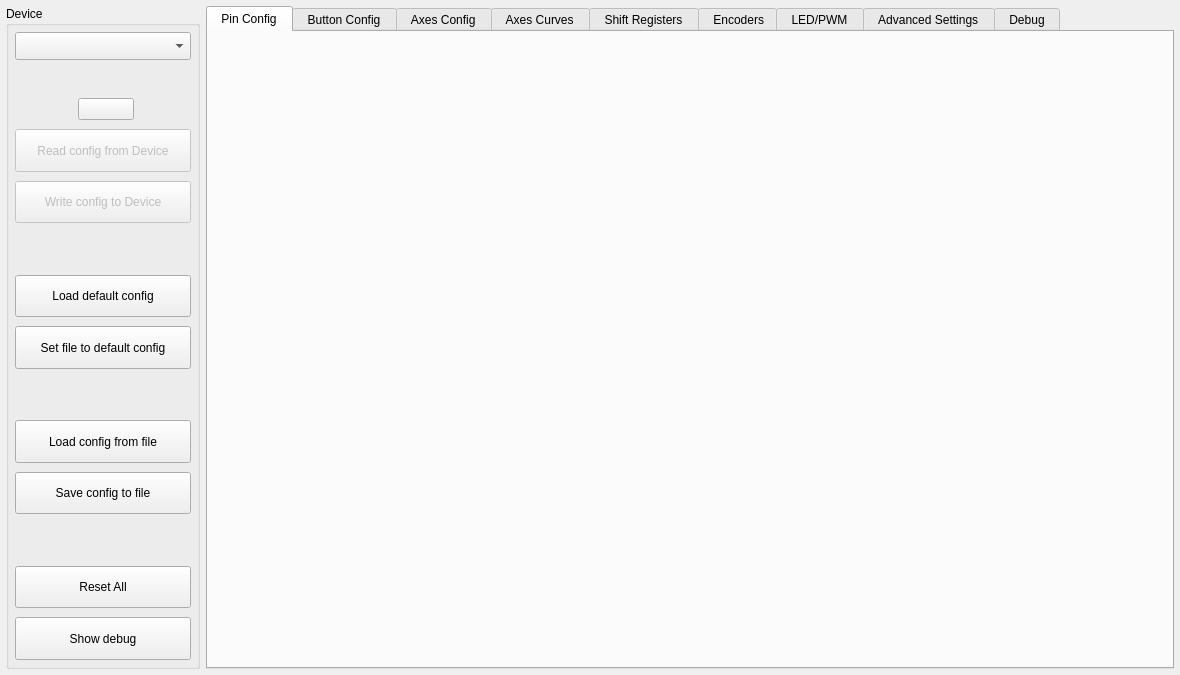
The window that src/mainwindow.ui (FreeJoy-Team/FreeJoyConfiguratorQt) describes before a commit, drawn with Qt 5.
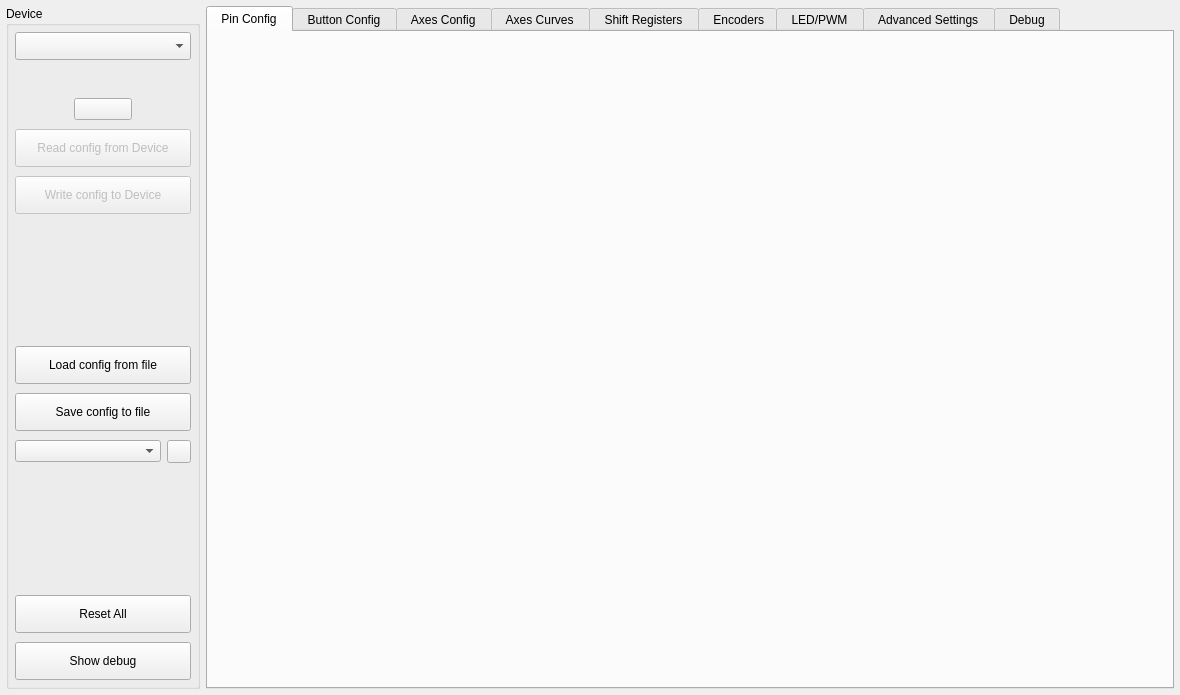
The same window after the commit. Icons and pictures are not drawn. Custom widgets are drawn as their Qt base class.

Commit message:
Redesigned axis curves. Added selection of configs
Update axescurvesconfig.ui

What changed in the file:
```diff
--- a/src/mainwindow.ui
+++ b/src/mainwindow.ui
@@ -7,7 +7,7 @@
     <x>0</x>
     <y>0</y>
     <width>1180</width>
-    <height>675</height>
+    <height>695</height>
    </rect>
   </property>
   <property name="minimumSize">
@@ -265,7 +265,7 @@
       <property name="title">
        <string>Device</string>
       </property>
-      <layout class="QGridLayout" name="gridLayout_7" rowstretch="0,0,0,0,0,0,0,0,0,0,0,0,0,0,0" columnstretch="0,0">
+      <layout class="QGridLayout" name="gridLayout_7" rowstretch="0,0,0,0,0,1,0,0,0,0,1,0,0" columnstretch="0">
        <property name="leftMargin">
         <number>6</number>
        </property>
@@ -284,29 +284,7 @@
        <property name="verticalSpacing">
         <number>9</number>
        </property>
-       <item row="9" column="0" colspan="2">
-        <widget class="QPushButton" name="pushButton_LoadFromFile">
-         <property name="sizePolicy">
-          <sizepolicy hsizetype="Minimum" vsizetype="Expanding">
-           <horstretch>0</horstretch>
-           <verstretch>0</verstretch>
-          </sizepolicy>
-         </property>
-         <property name="minimumSize">
-          <size>
-           <width>165</width>
-           <height>37</height>
-          </size>
-         </property>
-         <property name="styleSheet">
-          <string notr="true">height: 30px;</string>
-         </property>
-         <property name="text">
-          <string>Load config from file</string>
-         </property>
-        </widget>
-       </item>
-       <item row="1" column="0" colspan="2">
+       <item row="1" column="0">
         <widget class="QLabel" name="label_DeviceStatus">
          <property name="minimumSize">
           <size>
@@ -325,21 +303,11 @@
          </property>
         </widget>
        </item>
-       <item row="8" column="1">
-        <spacer name="verticalSpacer_3">
-         <property name="orientation">
-          <enum>Qt::Vertical</enum>
+       <item row="4" column="0">
+        <widget class="QPushButton" name="pushButton_WriteConfig">
+         <property name="enabled">
+          <bool>false</bool>
          </property>
-         <property name="sizeHint" stdset="0">
-          <size>
-           <width>20</width>
-           <height>40</height>
-          </size>
-         </property>
-        </spacer>
-       </item>
-       <item row="11" column="0" colspan="2">
-        <widget class="QPushButton" name="pushButton_SaveToFile">
          <property name="sizePolicy">
           <sizepolicy hsizetype="Minimum" vsizetype="Expanding">
            <horstretch>0</horstretch>
@@ -356,12 +324,12 @@
           <string notr="true">height: 30px;</string>
          </property>
          <property name="text">
-          <string>Save config to file</string>
+          <string>Write config to Device</string>
          </property>
         </widget>
        </item>
-       <item row="13" column="0" colspan="2">
-        <widget class="QPushButton" name="pushButton_ResetAllPins">
+       <item row="6" column="0">
+        <widget class="QPushButton" name="pushButton_LoadFromFile">
          <property name="sizePolicy">
           <sizepolicy hsizetype="Minimum" vsizetype="Expanding">
            <horstretch>0</horstretch>
@@ -378,11 +346,11 @@
           <string notr="true">height: 30px;</string>
          </property>
          <property name="text">
-          <string>Reset All</string>
+          <string>Load config from file</string>
          </property>
         </widget>
        </item>
-       <item row="0" column="0" colspan="2">
+       <item row="0" column="0">
         <widget class="CenteredCBox" name="comboBox_HidDeviceList">
          <property name="minimumSize">
           <size>
@@ -395,20 +363,29 @@
          </property>
         </widget>
        </item>
-       <item row="12" column="1">
-        <spacer name="verticalSpacer_2">
-         <property name="orientation">
-          <enum>Qt::Vertical</enum>
+       <item row="8" column="0">
+        <widget class="QPushButton" name="pushButton_SaveToFile">
+         <property name="sizePolicy">
+          <sizepolicy hsizetype="Minimum" vsizetype="Expanding">
+           <horstretch>0</horstretch>
+           <verstretch>0</verstretch>
+          </sizepolicy>
          </property>
-         <property name="sizeHint" stdset="0">
+         <property name="minimumSize">
           <size>
-           <width>20</width>
-           <height>40</height>
+           <width>165</width>
+           <height>37</height>
           </size>
          </property>
-        </spacer>
+         <property name="styleSheet">
+          <string notr="true">height: 30px;</string>
+         </property>
+         <property name="text">
+          <string>Save config to file</string>
+         </property>
+        </widget>
        </item>
-       <item row="5" column="1">
+       <item row="5" column="0">
         <spacer name="verticalSpacer">
          <property name="orientation">
           <enum>Qt::Vertical</enum>
@@ -421,7 +398,109 @@
          </property>
         </spacer>
        </item>
-       <item row="2" column="1">
+       <item row="10" column="0">
+        <spacer name="verticalSpacer_2">
+         <property name="orientation">
+          <enum>Qt::Vertical</enum>
+         </property>
+         <property name="sizeHint" stdset="0">
+          <size>
+           <width>20</width>
+           <height>40</height>
+          </size>
+         </property>
+        </spacer>
+       </item>
+       <item row="11" column="0">
+        <widget class="QPushButton" name="pushButton_ResetAllPins">
+         <property name="sizePolicy">
+          <sizepolicy hsizetype="Minimum" vsizetype="Expanding">
+           <horstretch>0</horstretch>
+           <verstretch>0</verstretch>
+          </sizepolicy>
+         </property>
+         <property name="minimumSize">
+          <size>
+           <width>165</width>
+           <height>37</height>
+          </size>
+         </property>
+         <property name="styleSheet">
+          <string notr="true">height: 30px;</string>
+         </property>
+         <property name="text">
+          <string>Reset All</string>
+         </property>
+         <property name="checked">
+          <bool>false</bool>
+         </property>
+        </widget>
+       </item>
+       <item row="9" column="0">
+        <layout class="QHBoxLayout" name="horizontalLayout_2" stretch="1,0">
+         <property name="spacing">
+          <number>6</number>
+         </property>
+         <property name="leftMargin">
+          <number>0</number>
+         </property>
+         <property name="topMargin">
+          <number>0</number>
+         </property>
+         <property name="rightMargin">
+          <number>0</number>
+         </property>
+         <property name="bottomMargin">
+          <number>0</number>
+         </property>
+         <item>
+          <widget class="QComboBox" name="comboBox_Configs"/>
+         </item>
+         <item>
+          <widget class="QToolButton" name="toolButton_ConfigsDir">
+           <property name="sizePolicy">
+            <sizepolicy hsizetype="Preferred" vsizetype="Preferred">
+             <horstretch>0</horstretch>
+             <verstretch>0</verstretch>
+            </sizepolicy>
+           </property>
+           <property name="text">
+            <string/>
+           </property>
+           <property name="icon">
+            <iconset resource="resources.qrc">
+             <normaloff>:/Images/setings.png</normaloff>:/Images/setings.png</iconset>
+           </property>
+          </widget>
+         </item>
+        </layout>
+       </item>
+       <item row="3" column="0">
+        <widget class="QPushButton" name="pushButton_ReadConfig">
+         <property name="enabled">
+          <bool>false</bool>
+         </property>
+         <property name="sizePolicy">
+          <sizepolicy hsizetype="Minimum" vsizetype="Expanding">
+           <horstretch>0</horstretch>
+           <verstretch>0</verstretch>
+          </sizepolicy>
+         </property>
+         <property name="minimumSize">
+          <size>
+           <width>165</width>
+           <height>37</height>
+          </size>
+         </property>
+         <property name="styleSheet">
+          <string notr="true">height: 30px;</string>
+         </property>
+         <property name="text">
+          <string>Read config from Device</string>
+         </property>
+        </widget>
+       </item>
+       <item row="2" column="0">
         <layout class="QHBoxLayout" name="horizontalLayout_3" stretch="1,1,1">
          <property name="spacing">
           <number>0</number>
@@ -486,29 +565,7 @@
          </item>
         </layout>
        </item>
-       <item row="6" column="0" colspan="2">
-        <widget class="QPushButton" name="pushButton_LoadDefaultConfig">
-         <property name="sizePolicy">
-          <sizepolicy hsizetype="Minimum" vsizetype="Expanding">
-           <horstretch>0</horstretch>
-           <verstretch>0</verstretch>
-          </sizepolicy>
-         </property>
-         <property name="minimumSize">
-          <size>
-           <width>165</width>
-           <height>37</height>
-          </size>
-         </property>
-         <property name="styleSheet">
-          <string notr="true">height: 30px;</string>
-         </property>
-         <property name="text">
-          <string>Load default config</string>
-         </property>
-        </widget>
-       </item>
-       <item row="14" column="0" colspan="2">
+       <item row="12" column="0">
         <widget class="QPushButton" name="pushButton_ShowDebug">
          <property name="sizePolicy">
           <sizepolicy hsizetype="Minimum" vsizetype="Expanding">
@@ -530,78 +587,6 @@
          </property>
         </widget>
        </item>
-       <item row="4" column="0" colspan="2">
-        <widget class="QPushButton" name="pushButton_WriteConfig">
-         <property name="enabled">
-          <bool>false</bool>
-         </property>
-         <property name="sizePolicy">
-          <sizepolicy hsizetype="Minimum" vsizetype="Expanding">
-           <horstretch>0</horstretch>
-           <verstretch>0</verstretch>
-          </sizepolicy>
-         </property>
-         <property name="minimumSize">
-          <size>
-           <width>165</width>
-           <height>37</height>
-          </size>
-         </property>
-         <property name="styleSheet">
-          <string notr="true">height: 30px;</string>
-         </property>
-         <property name="text">
-          <string>Write config to Device</string>
-         </property>
-        </widget>
-       </item>
-       <item row="7" column="0" colspan="2">
-        <widget class="QPushButton" name="pushButton_SetDefaultConfig">
-         <property name="sizePolicy">
-          <sizepolicy hsizetype="Minimum" vsizetype="Expanding">
-           <horstretch>0</horstretch>
-           <verstretch>0</verstretch>
-          </sizepolicy>
-         </property>
-         <property name="minimumSize">
-          <size>
-           <width>165</width>
-           <height>37</height>
-          </size>
-         </property>
-         <property name="styleSheet">
-          <string notr="true">height: 30px;</string>
-         </property>
-         <property name="text">
-          <string>Set file to default config</string>
-         </property>
-        </widget>
-       </item>
-       <item row="3" column="0" colspan="2">
-        <widget class="QPushButton" name="pushButton_ReadConfig">
-         <property name="enabled">
-          <bool>false</bool>
-         </property>
-         <property name="sizePolicy">
-          <sizepolicy hsizetype="Minimum" vsizetype="Expanding">
-           <horstretch>0</horstretch>
-           <verstretch>0</verstretch>
-          </sizepolicy>
-         </property>
-         <property name="minimumSize">
-          <size>
-           <width>165</width>
-           <height>37</height>
-          </size>
-         </property>
-         <property name="styleSheet">
-          <string notr="true">height: 30px;</string>
-         </property>
-         <property name="text">
-          <string>Read config from Device</string>
-         </property>
-        </widget>
-       </item>
       </layout>
      </widget>
     </item>
```
The commit also changes 40 other files.
